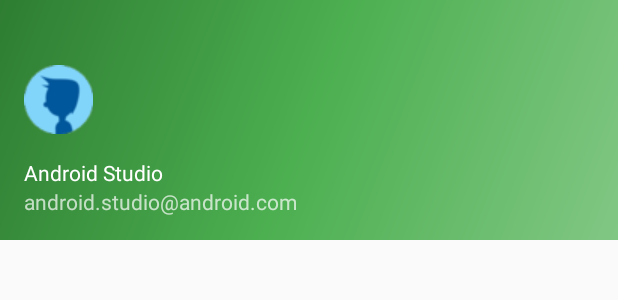
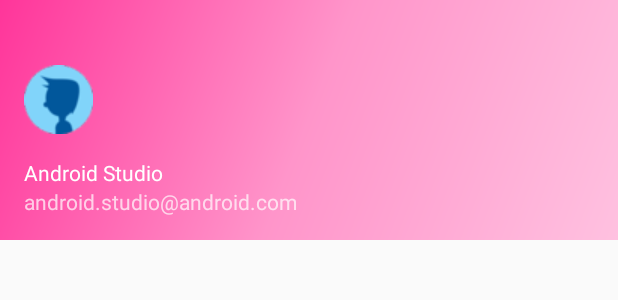
Before and after one commit to HPJ1996/Scoober, an Android app: the layout nav_header_side.xml on its own in the app's theme, with its tools: preview values and no code run, on a phone screen of 412 x 824 dp. Shown: the top 300 px of the screen. Run offline under Robolectric (Android 15) with nearby library versions, the phone set to English and light mode, and no system bars.

Commit message:
color green ->pink

```diff
--- a/app/src/main/res/drawable/side_nav_bar.xml
+++ b/app/src/main/res/drawable/side_nav_bar.xml
@@ -2,8 +2,8 @@
     android:shape="rectangle">
     <gradient
         android:angle="135"
-        android:centerColor="#4CAF50"
-        android:endColor="#2E7D32"
-        android:startColor="#81C784"
+        android:centerColor="#FF95CA"
+        android:endColor="#FF359A"
+        android:startColor="#FFC1E0"
         android:type="linear" />
 </shape>
```
